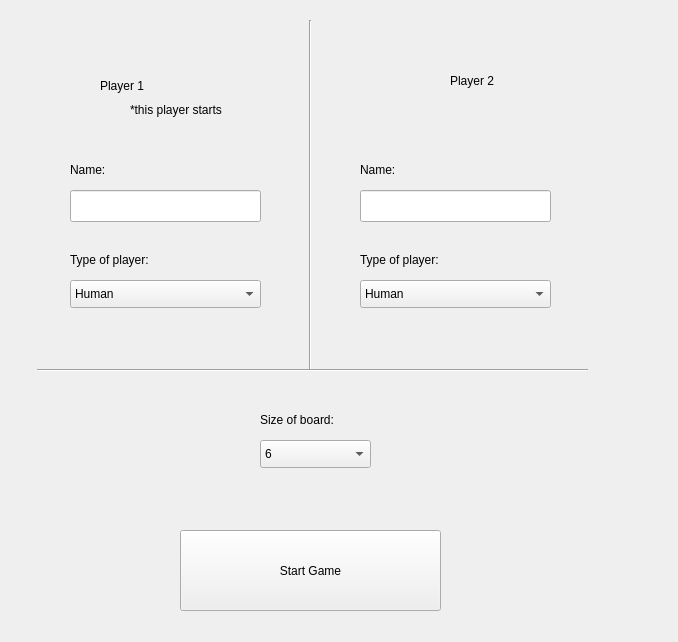
Before: the Qt Designer form PlayerSelection.ui in ondrejbudai/othello, drawn with Qt 5.
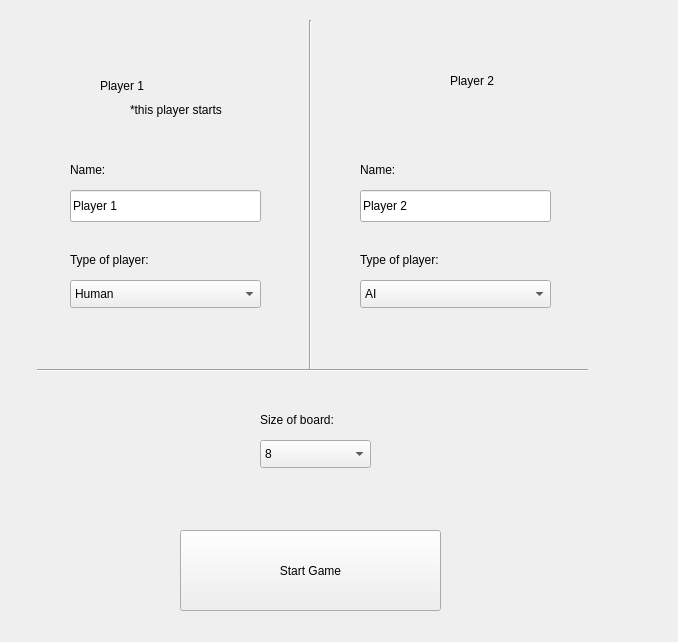
After: the same form once the commit is applied. Icons and pictures are not drawn.

```diff
--- a/PlayerSelection.ui
+++ b/PlayerSelection.ui
@@ -13,6 +13,9 @@
   <property name="windowTitle">
    <string>Form</string>
   </property>
+  <property name="styleSheet">
+   <string notr="true">background-image: url(./img/startScreenImageLight.jpg)</string>
+  </property>
   <widget class="QLabel" name="player1L">
    <property name="geometry">
     <rect>
@@ -54,6 +57,9 @@
      <height>32</height>
     </rect>
    </property>
+   <property name="text">
+    <string>Player 1</string>
+   </property>
   </widget>
   <widget class="QLineEdit" name="name2">
    <property name="geometry">
@@ -64,6 +70,9 @@
      <height>32</height>
     </rect>
    </property>
+   <property name="text">
+    <string>Player 2</string>
+   </property>
   </widget>
   <widget class="QPushButton" name="ButtonStartGame">
    <property name="geometry">
@@ -145,6 +154,9 @@
      <height>28</height>
     </rect>
    </property>
+   <property name="currentIndex">
+    <number>1</number>
+   </property>
    <item>
     <property name="text">
      <string>Human</string>
@@ -242,6 +254,9 @@
      <height>28</height>
     </rect>
    </property>
+   <property name="currentIndex">
+    <number>1</number>
+   </property>
    <item>
     <property name="text">
      <string>6</string>
```
